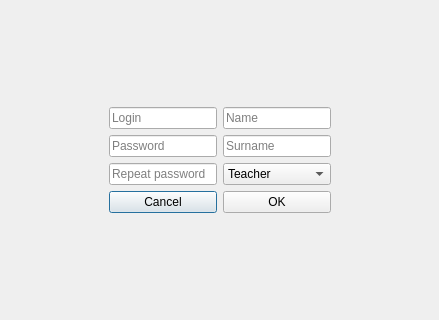
Old version of the form Project_files/addnewuserwindow.ui in the repository cry4alone/FacultativPRO.
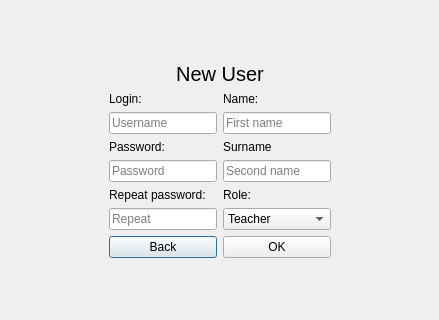
New version of the form.

Commit message: Изменен дизайн некоторых окон, добавлена возможность удаления пользователя

Patch:
```diff
--- a/Project_files/addnewuserwindow.ui
+++ b/Project_files/addnewuserwindow.ui
@@ -42,12 +42,44 @@
    </item>
    <item row="1" column="1">
     <layout class="QGridLayout" name="gridLayout">
-     <item row="0" column="0">
+     <item row="2" column="0" colspan="2">
+      <layout class="QHBoxLayout" name="horizontalLayout_2">
+       <item>
+        <widget class="QPushButton" name="pushBtnCancel">
+         <property name="text">
+          <string>Back</string>
+         </property>
+        </widget>
+       </item>
+       <item>
+        <widget class="QPushButton" name="pushBtnOk">
+         <property name="text">
+          <string>OK</string>
+         </property>
+        </widget>
+       </item>
+      </layout>
+     </item>
+     <item row="1" column="0">
       <layout class="QVBoxLayout" name="verticalLayout">
+       <item>
+        <widget class="QLabel" name="label">
+         <property name="text">
+          <string>Login:</string>
+         </property>
+        </widget>
+       </item>
        <item>
         <widget class="QLineEdit" name="lineEditlogin">
          <property name="placeholderText">
-          <string>Login</string>
+          <string>Username</string>
+         </property>
+        </widget>
+       </item>
+       <item>
+        <widget class="QLabel" name="label_2">
+         <property name="text">
+          <string>Password:</string>
          </property>
         </widget>
        </item>
@@ -61,6 +93,13 @@
          </property>
         </widget>
        </item>
+       <item>
+        <widget class="QLabel" name="label_6">
+         <property name="text">
+          <string>Repeat password:</string>
+         </property>
+        </widget>
+       </item>
        <item>
         <widget class="QLineEdit" name="lineEditrepeatpass">
          <property name="text">
@@ -70,28 +109,49 @@
           <enum>QLineEdit::PasswordEchoOnEdit</enum>
          </property>
          <property name="placeholderText">
-          <string>Repeat password</string>
+          <string>Repeat</string>
          </property>
         </widget>
        </item>
       </layout>
      </item>
-     <item row="0" column="1">
+     <item row="1" column="1">
       <layout class="QVBoxLayout" name="verticalLayout_2">
+       <item>
+        <widget class="QLabel" name="label_3">
+         <property name="text">
+          <string>Name:</string>
+         </property>
+        </widget>
+       </item>
        <item>
         <widget class="QLineEdit" name="nameEdit">
          <property name="placeholderText">
-          <string>Name</string>
+          <string>First name</string>
          </property>
         </widget>
        </item>
        <item>
-        <widget class="QLineEdit" name="surnameEdit">
-         <property name="placeholderText">
+        <widget class="QLabel" name="label_4">
+         <property name="text">
           <string>Surname</string>
          </property>
         </widget>
        </item>
+       <item>
+        <widget class="QLineEdit" name="surnameEdit">
+         <property name="placeholderText">
+          <string>Second name</string>
+         </property>
+        </widget>
+       </item>
+       <item>
+        <widget class="QLabel" name="label_5">
+         <property name="text">
+          <string>Role:</string>
+         </property>
+        </widget>
+       </item>
        <item>
         <widget class="QComboBox" name="comboBox">
          <item>
@@ -108,23 +168,20 @@
        </item>
       </layout>
      </item>
-     <item row="1" column="0" colspan="2">
-      <layout class="QHBoxLayout" name="horizontalLayout_2">
-       <item>
-        <widget class="QPushButton" name="pushBtnCancel">
-         <property name="text">
-          <string>Cancel</string>
-         </property>
-        </widget>
-       </item>
-       <item>
-        <widget class="QPushButton" name="pushBtnOk">
-         <property name="text">
-          <string>OK</string>
-         </property>
-        </widget>
-       </item>
-      </layout>
+     <item row="0" column="0" colspan="2">
+      <widget class="QLabel" name="label_7">
+       <property name="font">
+        <font>
+         <pointsize>15</pointsize>
+        </font>
+       </property>
+       <property name="text">
+        <string>New User</string>
+       </property>
+       <property name="alignment">
+        <set>Qt::AlignCenter</set>
+       </property>
+      </widget>
      </item>
     </layout>
    </item>
```
The commit also changes 7 other files.
